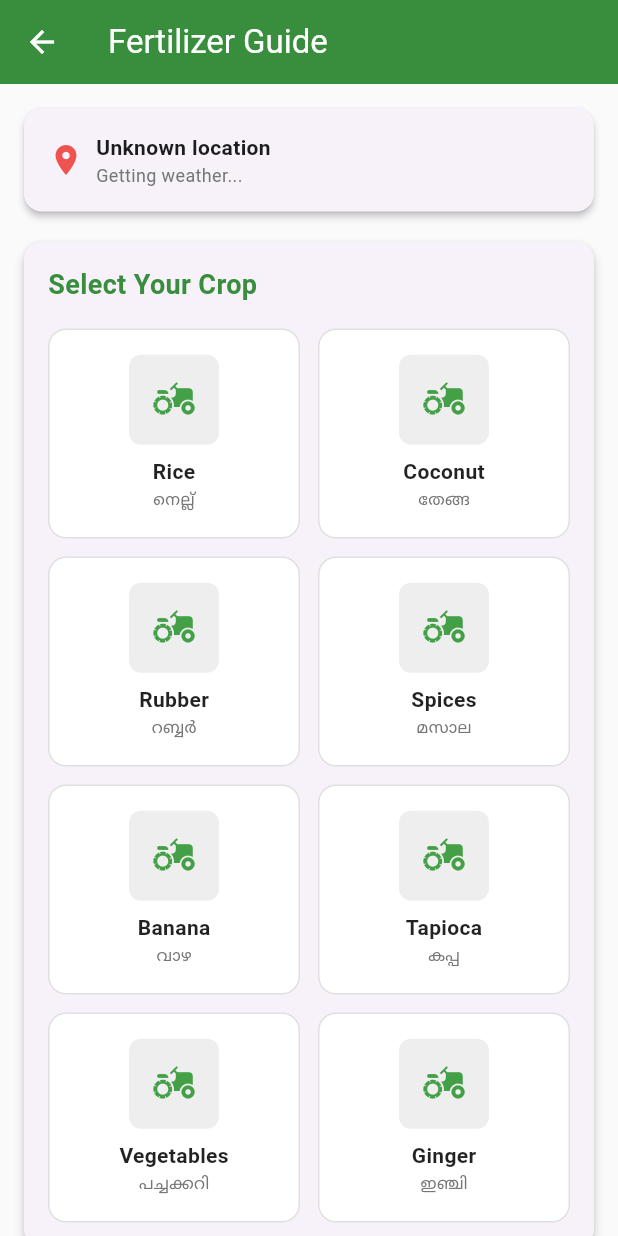
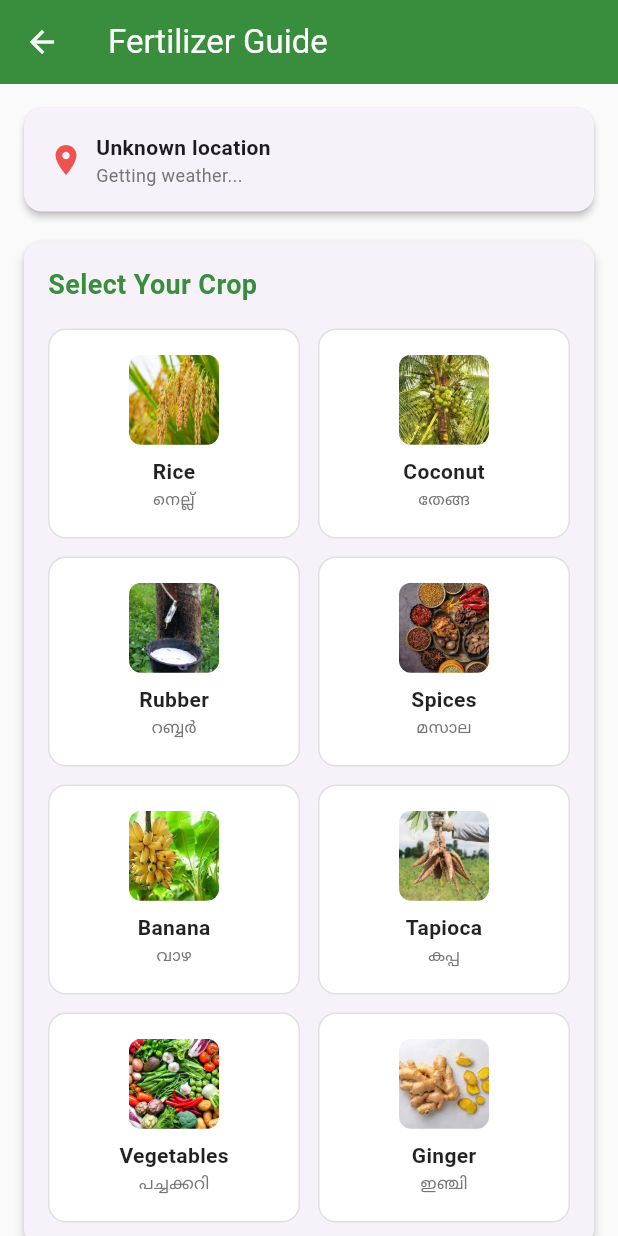
Before and after one commit to Kingslaye-varun/KisaanSaathi-prototype, a Flutter app: the FertilizerRecommendationScreen screen opened directly, on a phone screen of 412 x 824 dp. Run offline on Flutter 3.47's test engine with Material 3 defaults, Android fonts, the phone set to English and light mode, and no system bars; our stand-ins replace flutter_dotenv, flutter_map, flutter_tts, geocoding, geolocator, google_generative_ai and 6 more; missing offline and left inert: flutter_webrtc; accounts and stored records are empty.

Commit message:
images added in fertilizer recommendation

```diff
--- a/kisaansaathi/lib/screens/fertilizer_recommendation.dart
+++ b/kisaansaathi/lib/screens/fertilizer_recommendation.dart
@@ -49,7 +49,11 @@ class _FertilizerRecommendationScreenState
       'image': 'assets/crops/rubber.jpg',
       'malayalam': 'റബ്ബർ',
     },
-    {'name': 'Spices', 'image': 'assets/crops/spices.jpeg', 'malayalam': 'മസാല'},
+    {
+      'name': 'Spices',
+      'image': 'assets/crops/spices.jpeg',
+      'malayalam': 'മസാല',
+    },
     {'name': 'Banana', 'image': 'assets/crops/banana.jpeg', 'malayalam': 'വാഴ'},
     {
       'name': 'Tapioca',
@@ -72,22 +76,22 @@ class _FertilizerRecommendationScreenState
   final List<Map<String, String>> soilTypes = [
     {
       'name': 'Laterite Soil',
-      'image': 'assets/soil/laterite.jpeg',
+      'image': 'assets/soil/laterite.jpg',
       'description': 'Red clay soil',
     },
     {
       'name': 'Alluvial Soil',
-      'image': 'assets/soil/alluvial.jpeg',
+      'image': 'assets/soil/alluvial.jpg',
       'description': 'River soil',
     },
     {
       'name': 'Coastal Sandy',
-      'image': 'assets/soil/coastal.jpeg',
+      'image': 'assets/soil/coastal.jpg',
       'description': 'Beach area soil',
     },
     {
       'name': 'Forest Soil',
-      'image': 'assets/soil/forest.jpeg',
+      'image': 'assets/soil/forest.jpg',
       'description': 'Hill area soil',
     },
   ];
@@ -366,12 +370,10 @@ class _FertilizerRecommendationScreenState
                           height: 60,
                           decoration: BoxDecoration(
                             borderRadius: BorderRadius.circular(8),
-                            color: Colors.grey.shade200,
-                          ),
-                          child: Icon(
-                            Icons.agriculture,
-                            size: 30,
-                            color: Colors.green.shade600,
+                            image: DecorationImage(
+                              image: AssetImage(crop['image']!),
+                              fit: BoxFit.cover,
+                            ),
                           ),
                         ),
                         const SizedBox(height: 8),
```
